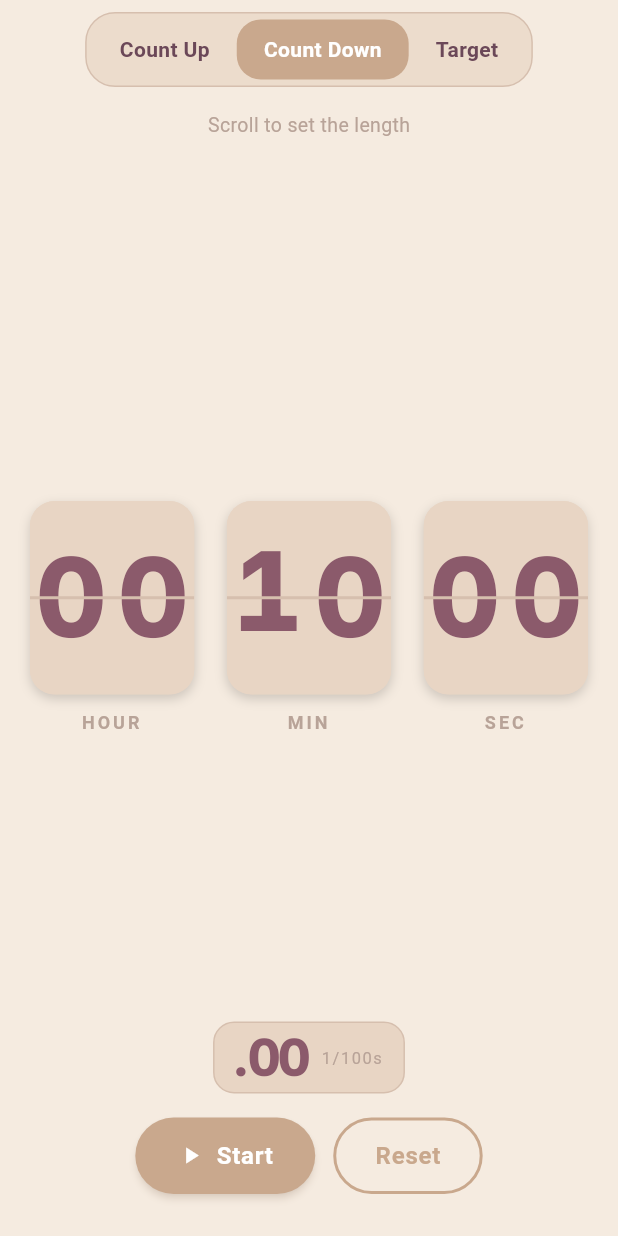
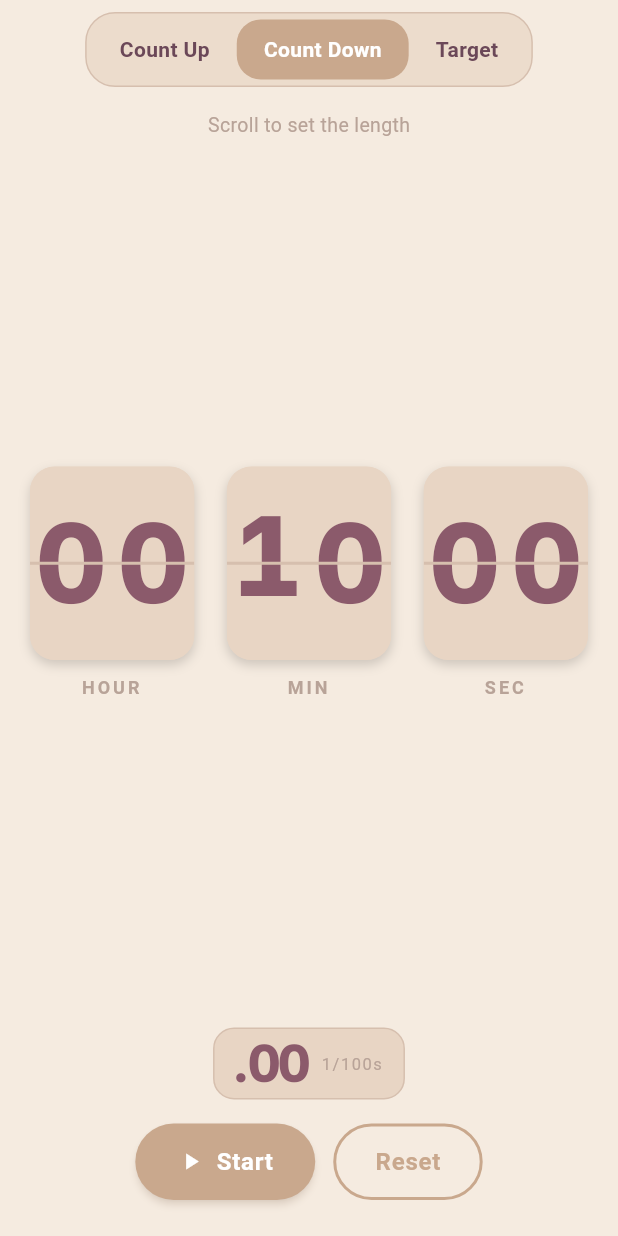
Before and after one commit to azs4n10/flipclock, a Flutter app: the TimerScreen widget shown alone on an empty page, opened directly, after a tap on "Count Down", on a phone screen of 412 x 824 dp. Run offline on Flutter 3.47's test engine with Material 3 defaults, Android fonts, the phone set to English and light mode, and no system bars; our stand-ins replace audioplayers, flutter_colorpicker, google_fonts, in_app_review, share_plus, shared_preferences; accounts and stored records are empty.

Commit message:
Make Pomodoro and Timer responsive to height too (no overflow on landscape/small screens)

```diff
--- a/lib/screens/timer_screen.dart
+++ b/lib/screens/timer_screen.dart
@@ -1,4 +1,5 @@
 import 'dart:async';
+import 'dart:math' as math;
 
 import 'package:flutter/cupertino.dart';
 import 'package:flutter/material.dart';
@@ -137,15 +138,9 @@ class _TimerScreenState extends State<TimerScreen> {
     return SafeArea(
       child: Padding(
         padding: const EdgeInsets.symmetric(horizontal: 20),
-        child: Stack(
+        child: Column(
           children: [
-            Align(
-              alignment: Alignment.topCenter,
-              child: Padding(
-                padding: const EdgeInsets.only(top: 8),
-                child: Column(
-                  mainAxisSize: MainAxisSize.min,
-                  children: [
+            const SizedBox(height: 8),
             SegmentedTabs(
               items: const ['Count Up', 'Count Down', 'Target'],
               selectedIndex: _mode.index,
@@ -154,28 +149,26 @@ class _TimerScreenState extends State<TimerScreen> {
             ),
             const SizedBox(height: 16),
             _modeConfig(skin),
-                  ],
-                ),
-              ),
-            ),
-            Align(
-              alignment: Alignment.center,
-              child: _mode == TimerMode.countDown && !_running
-                  ? _countdownWheels(skin, font)
+            Expanded(
+              child: LayoutBuilder(
+                builder: (context, c) {
+                  // Reserve a little for the HOUR/MIN/SEC labels, then fit the
+                  // cards/wheels into the remaining height.
+                  final limit = math.max(
+                      24.0, math.min(240.0, (c.maxHeight - 36) * 0.85));
+                  final center = _mode == TimerMode.countDown && !_running
+                      ? _countdownWheels(skin, font, limit)
                       : FlipCardRow(
                           values: [hh, mm, ss],
                           labels: const ['HOUR', 'MIN', 'SEC'],
                           skin: skin,
                           font: font,
+                          maxCardWidth: limit,
+                        );
+                  return Center(child: center);
+                },
               ),
             ),
-            Align(
-              alignment: Alignment.bottomCenter,
-              child: Padding(
-                padding: const EdgeInsets.only(bottom: 28),
-                child: Column(
-                  mainAxisSize: MainAxisSize.min,
-                  children: [
             if (showCenti) ...[
               _CentiReadout(value: cc, skin: skin, font: font),
               const SizedBox(height: 16),
@@ -199,10 +192,7 @@ class _TimerScreenState extends State<TimerScreen> {
                 ),
               ],
             ),
-                  ],
-                ),
-              ),
-            ),
+            const SizedBox(height: 24),
           ],
         ),
       ),
@@ -226,14 +216,15 @@ class _TimerScreenState extends State<TimerScreen> {
     }
   }
 
-  Widget _countdownWheels(Skin skin, DigitFont font) {
+  Widget _countdownWheels(Skin skin, DigitFont font, double maxWheelWidth) {
     return LayoutBuilder(
       builder: (context, constraints) {
-        // Match FlipCardRow's sizing exactly so the wheels and the running
-        // flip cards are the same size (gap = 1/12 width, maxCardWidth 240).
+        // Match FlipCardRow's sizing so the wheels and the running flip cards
+        // are the same size; also cap by the height-derived limit.
         final gap = constraints.maxWidth / 12 * 0.7;
         final wheelWidth =
-            ((constraints.maxWidth - gap * 2) / 3).clamp(0.0, 240.0);
+            math.min((constraints.maxWidth - gap * 2) / 3, maxWheelWidth)
+                .clamp(0.0, 240.0);
         final cardHeight = wheelWidth / 0.85;
         Widget wheel(int count, int value, ValueChanged<int> onChanged,
             String label) {
```
Also changed, not shown: lib/screens/pomodoro_screen.dart (+16 -22 lines). Lines whose indentation alone changed are shown as unchanged.
